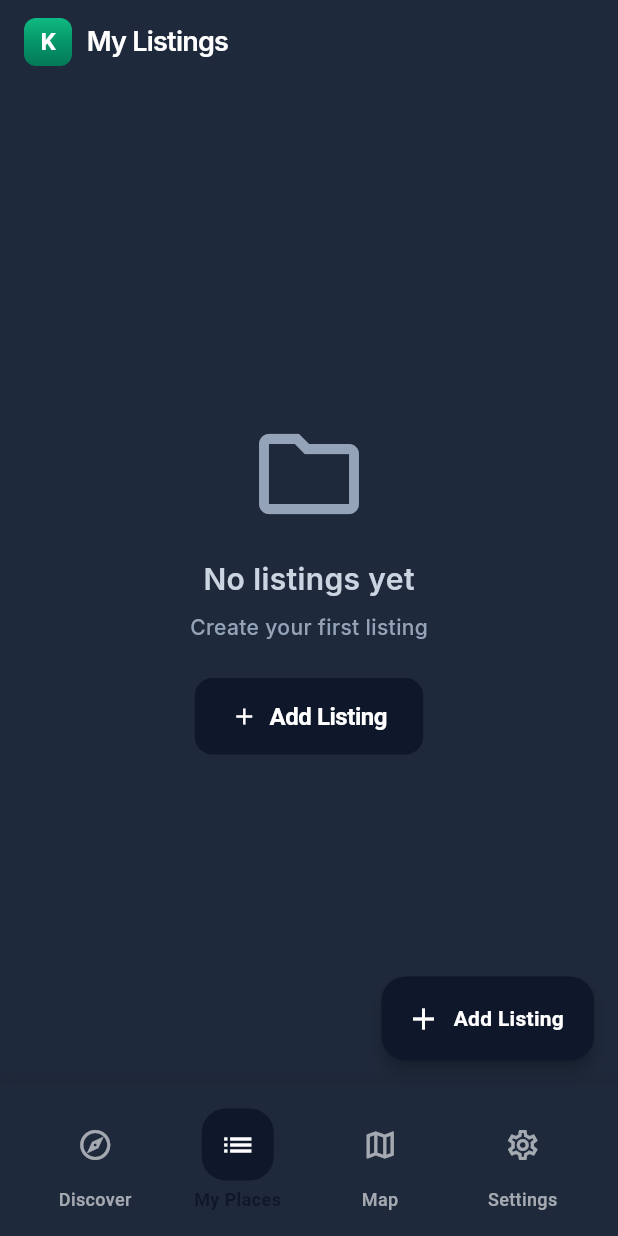
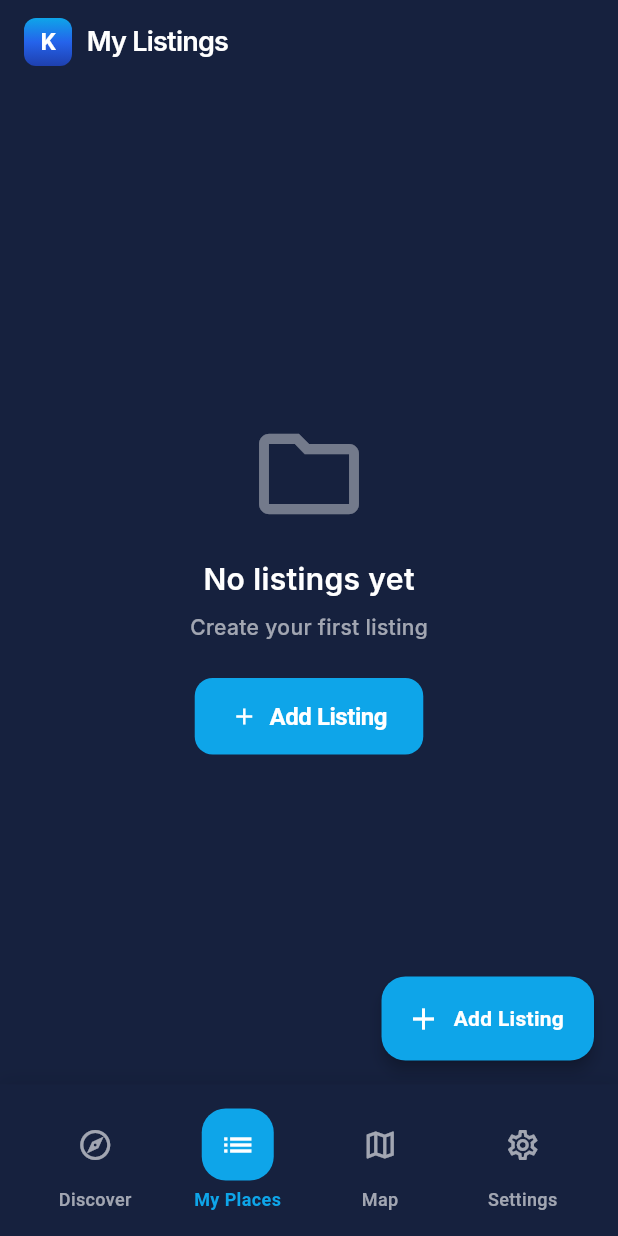
Before and after one commit to Manzi453/Local-Cultural, a Flutter app: the screen it shows once a user with an empty profile is signed in, item 2 of the bottom bar chosen, on a phone screen of 412 x 824 dp. Run offline on Flutter 3.47's test engine with Material 3 defaults, Android fonts, the phone set to English and light mode, and no system bars; our stand-ins replace cloud_firestore, firebase_auth, firebase_core, flutter_map, flutter_riverpod, geolocator and 3 more; accounts and stored records are empty.

Commit message:
more updates

```diff
--- a/local/lib/theme/app_theme.dart
+++ b/local/lib/theme/app_theme.dart
@@ -2,15 +2,15 @@ import 'package:flutter/material.dart';
 
 // Modern Dark Blue & Gradient Green Theme
 class AppTheme {
-  // Primary Colors - Deep Dark Blue & Vibrant Green
-  static const Color primaryNavy = Color(0xFF0F172A); // Deep Dark Blue
-  static const Color primaryForest = Color(0xFF10B981); // Vibrant Emerald Green
-  static const Color accentBurgundy = Color(0xFF8B5CF6); // Purple Accent
+  // Primary Colors - Dark Navy & Cyan Blue
+  static const Color primaryNavy = Color(0xFF1A1A2E); // Dark Navy
+  static const Color primaryCyan = Color(0xFF0EA5E9); // Cyan Blue
+  static const Color accentBlue = Color(0xFF2563EB); // Deep Blue Accent
 
   // Dark Theme Colors
-  static const Color darkBackground = Color(0xFF0F172A); // Deep Dark Blue Background
-  static const Color darkSurface = Color(0xFF1E293B); // Dark Blue Surface
-  static const Color darkCardBackground = Color(0xFF334155); // Slate Gray Cards
+  static const Color darkBackground = Color(0xFF1A1A2E); // Dark Navy Background
+  static const Color darkSurface = Color(0xFF16213E); // Dark Blue Surface
+  static const Color darkCardBackground = Color(0xFF0F3460); // Dark Blue Cards
   static const Color darkTextPrimary = Color(0xFFFFFFFF); // White
   static const Color darkTextSecondary = Color(0xFFCBD5E1); // Light Gray
   static const Color darkTextTertiary = Color(0xFF94A3B8); // Medium Gray
@@ -63,13 +63,13 @@ class AppTheme {
 
   // Gradient Definitions
   static const LinearGradient primaryGradient = LinearGradient(
-    colors: [Color(0xFF0F172A), Color(0xFF10B981), Color(0xFF059669)],
+    colors: [Color(0xFF0EA5E9), Color(0xFF2563EB)],
     begin: Alignment.topLeft,
     end: Alignment.bottomRight,
   );
 
   static const LinearGradient vibrantGradient = LinearGradient(
-    colors: [Color(0xFF10B981), Color(0xFF059669), Color(0xFF047857)],
+    colors: [Color(0xFF0EA5E9), Color(0xFF2563EB), Color(0xFF1E40AF)],
     begin: Alignment.topCenter,
     end: Alignment.bottomCenter,
   );
@@ -92,8 +92,8 @@ class AppTheme {
       useMaterial3: true,
       brightness: Brightness.dark,
       colorScheme: const ColorScheme.dark(
-        primary: primaryNavy,
-        secondary: primaryForest,
+        primary: primaryCyan,
+        secondary: accentBlue,
         surface: darkSurface,
         error: error,
         onPrimary: Colors.white,
@@ -134,7 +134,7 @@ class AppTheme {
       // Elevated Button Theme
       elevatedButtonTheme: ElevatedButtonThemeData(
         style: ElevatedButton.styleFrom(
-          backgroundColor: primaryNavy,
+          backgroundColor: primaryCyan,
           foregroundColor: Colors.white,
           elevation: 0,
           shape: RoundedRectangleBorder(
@@ -152,7 +152,7 @@ class AppTheme {
       // Text Button Theme
       textButtonTheme: TextButtonThemeData(
         style: TextButton.styleFrom(
-          foregroundColor: primaryNavy,
+          foregroundColor: primaryCyan,
           shape: RoundedRectangleBorder(
             borderRadius: BorderRadius.circular(12),
           ),
@@ -168,7 +168,7 @@ class AppTheme {
       // Outlined Button Theme
       outlinedButtonTheme: OutlinedButtonThemeData(
         style: OutlinedButton.styleFrom(
-          foregroundColor: primaryNavy,
+          foregroundColor: primaryCyan,
           side: const BorderSide(color: darkBorderMedium, width: 1.5),
           shape: RoundedRectangleBorder(
             borderRadius: BorderRadius.circular(12),
@@ -196,7 +196,7 @@ class AppTheme {
         ),
         focusedBorder: OutlineInputBorder(
           borderRadius: BorderRadius.circular(12),
-          borderSide: const BorderSide(color: primaryNavy, width: 2),
+          borderSide: const BorderSide(color: primaryCyan, width: 2),
         ),
         errorBorder: OutlineInputBorder(
           borderRadius: BorderRadius.circular(12),
@@ -218,7 +218,7 @@ class AppTheme {
       // Bottom Navigation Bar Theme
       bottomNavigationBarTheme: const BottomNavigationBarThemeData(
         backgroundColor: darkSurface,
-        selectedItemColor: primaryNavy,
+        selectedItemColor: primaryCyan,
         unselectedItemColor: darkTextTertiary,
         type: BottomNavigationBarType.fixed,
         elevation: 0,
@@ -234,7 +234,7 @@ class AppTheme {
 
       // Floating Action Button Theme
       floatingActionButtonTheme: const FloatingActionButtonThemeData(
-        backgroundColor: primaryNavy,
+        backgroundColor: primaryCyan,
         foregroundColor: Colors.white,
         elevation: 4,
         shape: RoundedRectangleBorder(
@@ -350,7 +350,7 @@ class AppTheme {
       brightness: Brightness.light,
       colorScheme: const ColorScheme.light(
         primary: primaryNavy,
-        secondary: primaryForest,
+        secondary: accentBlue,
         surface: lightSurface,
         error: error,
         onPrimary: Colors.white,
@@ -391,7 +391,7 @@ class AppTheme {
       // Elevated Button Theme
       elevatedButtonTheme: ElevatedButtonThemeData(
         style: ElevatedButton.styleFrom(
-          backgroundColor: primaryNavy,
+          backgroundColor: primaryCyan,
           foregroundColor: Colors.white,
           elevation: 2,
           shape: RoundedRectangleBorder(
@@ -409,7 +409,7 @@ class AppTheme {
       // Text Button Theme
       textButtonTheme: TextButtonThemeData(
         style: TextButton.styleFrom(
-          foregroundColor: primaryNavy,
+          foregroundColor: primaryCyan,
           shape: RoundedRectangleBorder(
             borderRadius: BorderRadius.circular(12),
           ),
@@ -425,7 +425,7 @@ class AppTheme {
       // Outlined Button Theme
       outlinedButtonTheme: OutlinedButtonThemeData(
         style: OutlinedButton.styleFrom(
-          foregroundColor: primaryNavy,
+          foregroundColor: primaryCyan,
           side: const BorderSide(color: lightBorderMedium, width: 1.5),
           shape: RoundedRectangleBorder(
             borderRadius: BorderRadius.circular(12),
@@ -453,7 +453,7 @@ class AppTheme {
         ),
         focusedBorder: OutlineInputBorder(
           borderRadius: BorderRadius.circular(12),
-          borderSide: const BorderSide(color: primaryNavy, width: 2),
+          borderSide: const BorderSide(color: primaryCyan, width: 2),
         ),
         errorBorder: OutlineInputBorder(
           borderRadius: BorderRadius.circular(12),
@@ -475,7 +475,7 @@ class AppTheme {
       // Bottom Navigation Bar Theme
       bottomNavigationBarTheme: const BottomNavigationBarThemeData(
         backgroundColor: lightSurface,
-        selectedItemColor: primaryNavy,
+        selectedItemColor: primaryCyan,
         unselectedItemColor: lightTextTertiary,
         type: BottomNavigationBarType.fixed,
         elevation: 2,
@@ -491,7 +491,7 @@ class AppTheme {
 
       // Floating Action Button Theme
       floatingActionButtonTheme: const FloatingActionButtonThemeData(
-        backgroundColor: primaryNavy,
+        backgroundColor: primaryCyan,
         foregroundColor: Colors.white,
         elevation: 4,
         shape: RoundedRectangleBorder(
@@ -603,11 +603,11 @@ class AppTheme {
 
 // Custom Colors for Specific Use Cases
 class CustomColors {
-  static const Color categoryTag = Color(0xFF10B981); // Emerald Green Background
+  static const Color categoryTag = Color(0xFF0EA5E9); // Cyan Background
   static const Color categoryText = Color(0xFFFFFFFF); // White Text
   static const Color ratingStar = Color(0xFFF59E0B); // Amber
-  static const Color onlineIndicator = Color(0xFF10B981); // Emerald Green
+  static const Color onlineIndicator = Color(0xFF0EA5E9); // Cyan
   static const Color offlineIndicator = Color(0xFF64748B); // Slate Gray
-  static const Color premiumBadge = Color(0xFF10B981); // Emerald Green Background
+  static const Color premiumBadge = Color(0xFF0EA5E9); // Cyan Background
   static const Color premiumText = Color(0xFFFFFFFF); // White Text
 }
--- a/local/lib/views/map_view_screen.dart
+++ b/local/lib/views/map_view_screen.dart
@@ -83,7 +83,7 @@ class MapViewScreen extends ConsumerWidget {
                             decoration: BoxDecoration(
                               color: AppTheme.darkSurface,
                               borderRadius: BorderRadius.circular(8),
-                              border: Border.all(color: AppTheme.primaryForest),
+                              border: Border.all(color: AppTheme.primaryCyan),
                             ),
                             child: Text(
                               listing.name,
@@ -98,7 +98,7 @@ class MapViewScreen extends ConsumerWidget {
                           ),
                           const Icon(
                             Icons.location_pin,
-                            color: AppTheme.primaryForest,
+                            color: AppTheme.primaryCyan,
                             size: 40,
                           ),
                         ],
@@ -111,7 +111,7 @@ class MapViewScreen extends ConsumerWidget {
           );
         },
         loading: () => const Center(
-          child: CircularProgressIndicator(color: AppTheme.primaryForest),
+          child: CircularProgressIndicator(color: AppTheme.primaryCyan),
         ),
         error: (err, stack) => Center(
           child: Text(
--- a/local/lib/views/my_listings_screen.dart
+++ b/local/lib/views/my_listings_screen.dart
@@ -65,7 +65,7 @@ class MyListingsScreen extends ConsumerWidget {
                   Icon(
                     Icons.folder_outlined,
                     size: 80,
-                    color: AppTheme.darkTextTertiary,
+                    color: Theme.of(context).colorScheme.onSurface.withValues(alpha: 0.4),
                   ),
                   const SizedBox(height: 16),
                   Text(
@@ -73,7 +73,7 @@ class MyListingsScreen extends ConsumerWidget {
                     style: GoogleFonts.inter(
                       fontSize: 20,
                       fontWeight: FontWeight.w600,
-                      color: AppTheme.darkTextSecondary,
+                      color: Theme.of(context).colorScheme.onSurface,
                     ),
                   ),
                   const SizedBox(height: 8),
@@ -81,7 +81,7 @@ class MyListingsScreen extends ConsumerWidget {
                     'Create your first listing',
                     style: GoogleFonts.inter(
                       fontSize: 14,
-                      color: AppTheme.darkTextTertiary,
+                      color: Theme.of(context).colorScheme.onSurface.withValues(alpha: 0.6),
                     ),
                   ),
                   const SizedBox(height: 24),
@@ -116,9 +116,9 @@ class MyListingsScreen extends ConsumerWidget {
                 child: Container(
                   margin: const EdgeInsets.only(bottom: 12),
                   decoration: BoxDecoration(
-                    color: const Color(0xFF1A1F1A),
+                    color: Theme.of(context).colorScheme.surface,
                     borderRadius: BorderRadius.circular(16),
-                    border: Border.all(color: Colors.white12),
+                    border: Border.all(color: Theme.of(context).dividerColor),
                   ),
                   child: ListTile(
                     contentPadding: const EdgeInsets.all(16),
@@ -126,12 +126,12 @@ class MyListingsScreen extends ConsumerWidget {
                       width: 48,
                       height: 48,
                       decoration: BoxDecoration(
-                        color: const Color(0xFF4ADE80).withValues(alpha: 0.1),
+                        color: Theme.of(context).colorScheme.primary.withValues(alpha: 0.1),
                         borderRadius: BorderRadius.circular(12),
                       ),
-                      child: const Icon(
+                      child: Icon(
                         Icons.location_on,
-                        color: Color(0xFF4ADE80),
+                        color: Theme.of(context).colorScheme.primary,
                       ),
                     ),
                     title: Text(
@@ -139,7 +139,7 @@ class MyListingsScreen extends ConsumerWidget {
                       style: GoogleFonts.inter(
                         fontSize: 16,
                         fontWeight: FontWeight.w600,
-                        color: Colors.white,
+                        color: Theme.of(context).colorScheme.onSurface,
                       ),
                     ),
                     subtitle: Padding(
@@ -148,13 +148,13 @@ class MyListingsScreen extends ConsumerWidget {
                         listing.category,
                         style: GoogleFonts.inter(
                           fontSize: 14,
-                          color: AppTheme.darkTextSecondary,
+                          color: Theme.of(context).colorScheme.onSurface.withValues(alpha: 0.7),
                         ),
                       ),
                     ),
-                    trailing: const Icon(
+                    trailing: Icon(
                       Icons.chevron_right,
-                      color: AppTheme.darkTextTertiary,
+                      color: Theme.of(context).colorScheme.onSurface.withValues(alpha: 0.5),
                     ),
                   ),
                 ),
@@ -162,8 +162,8 @@ class MyListingsScreen extends ConsumerWidget {
             },
           );
         },
-        loading: () => const Center(
-          child: CircularProgressIndicator(color: AppTheme.primaryForest),
+        loading: () => Center(
+          child: CircularProgressIndicator(color: Theme.of(context).colorScheme.primary),
         ),
         error: (err, stack) => Center(
           child: Text(
```
Also changed, not shown: local/lib/views/listing_detail_screen.dart (+12 -14 lines).
